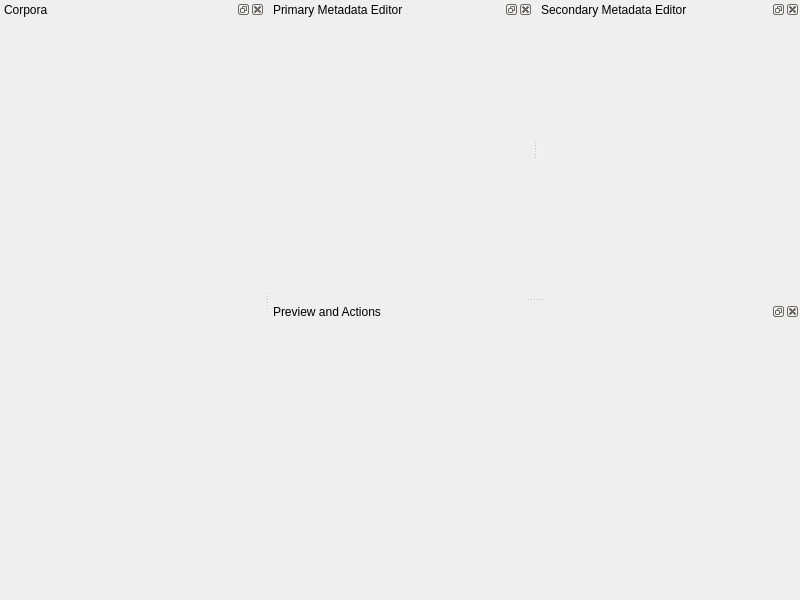
This is app/corpus/corpusexplorer/CorpusExplorerWidget.ui in praaline/Praaline as Qt 5 draws it before an edit. The edited form follows.
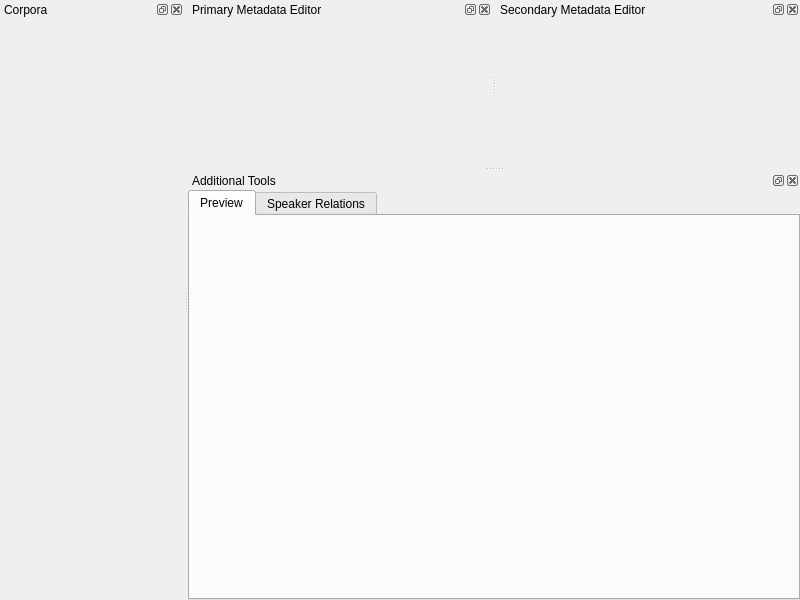
This is the edited form.

Commit message: Speaker relations

What changed in the file:
```diff
--- a/app/corpus/corpusexplorer/CorpusExplorerWidget.ui
+++ b/app/corpus/corpusexplorer/CorpusExplorerWidget.ui
@@ -85,9 +85,78 @@
          </sizepolicy>
         </property>
         <property name="windowTitle">
-         <string>Preview and Actions</string>
+         <string>Additional Tools</string>
         </property>
-        <widget class="QWidget" name="dockContentsPreview"/>
+        <widget class="QWidget" name="dockContentsAdditionalTools">
+         <layout class="QGridLayout" name="gridLayout_2">
+          <property name="leftMargin">
+           <number>0</number>
+          </property>
+          <property name="topMargin">
+           <number>0</number>
+          </property>
+          <property name="rightMargin">
+           <number>0</number>
+          </property>
+          <property name="bottomMargin">
+           <number>0</number>
+          </property>
+          <property name="spacing">
+           <number>0</number>
+          </property>
+          <item row="0" column="0">
+           <widget class="QTabWidget" name="tabWidgetAdditionalTools">
+            <property name="currentIndex">
+             <number>0</number>
+            </property>
+            <widget class="QWidget" name="tabCorpusItemPreview">
+             <attribute name="title">
+              <string>Preview</string>
+             </attribute>
+             <layout class="QGridLayout" name="gridLayoutCorpusItemPreview">
+              <property name="leftMargin">
+               <number>0</number>
+              </property>
+              <property name="topMargin">
+               <number>0</number>
+              </property>
+              <property name="rightMargin">
+               <number>0</number>
+              </property>
+              <property name="bottomMargin">
+               <number>0</number>
+              </property>
+              <property name="spacing">
+               <number>0</number>
+              </property>
+             </layout>
+            </widget>
+            <widget class="QWidget" name="tabSpeakerRelations">
+             <attribute name="title">
+              <string>Speaker Relations</string>
+             </attribute>
+             <layout class="QGridLayout" name="gridLayoutSpeakerRelations">
+              <property name="leftMargin">
+               <number>0</number>
+              </property>
+              <property name="topMargin">
+               <number>0</number>
+              </property>
+              <property name="rightMargin">
+               <number>0</number>
+              </property>
+              <property name="bottomMargin">
+               <number>0</number>
+              </property>
+              <property name="spacing">
+               <number>0</number>
+              </property>
+             </layout>
+            </widget>
+           </widget>
+          </item>
+         </layout>
+        </widget>
        </widget>
       </widget>
      </widget>
```
Left out of the diff: 2 changed lines with no effect on the pictures. The commit also changes 18 other files.
